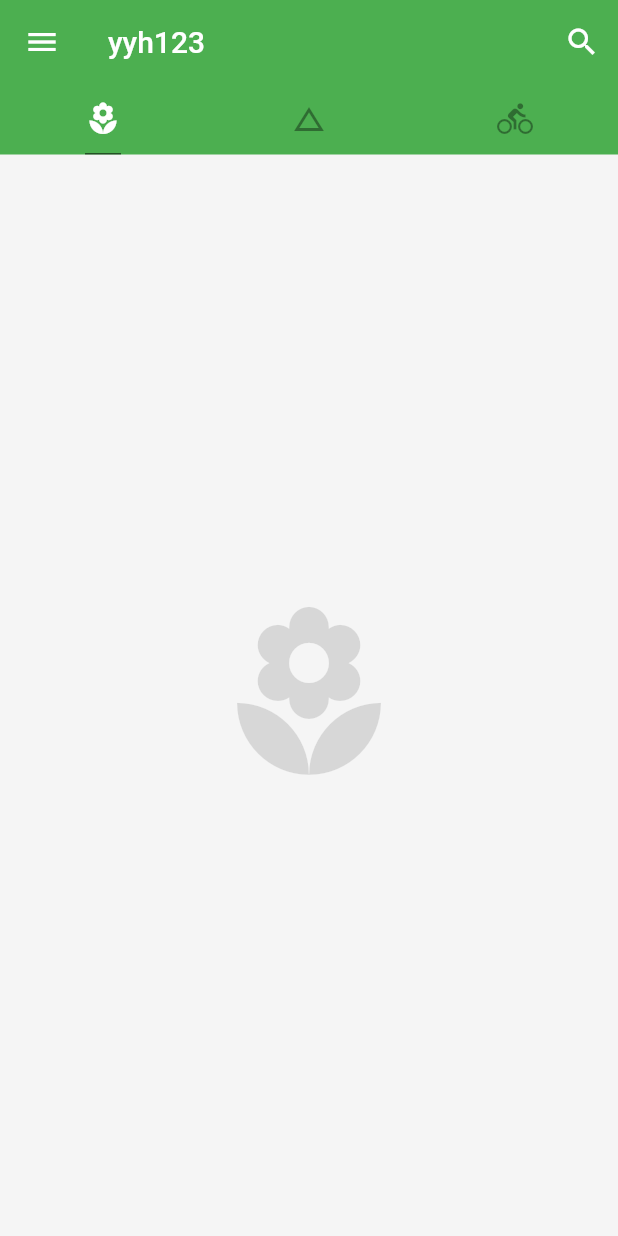
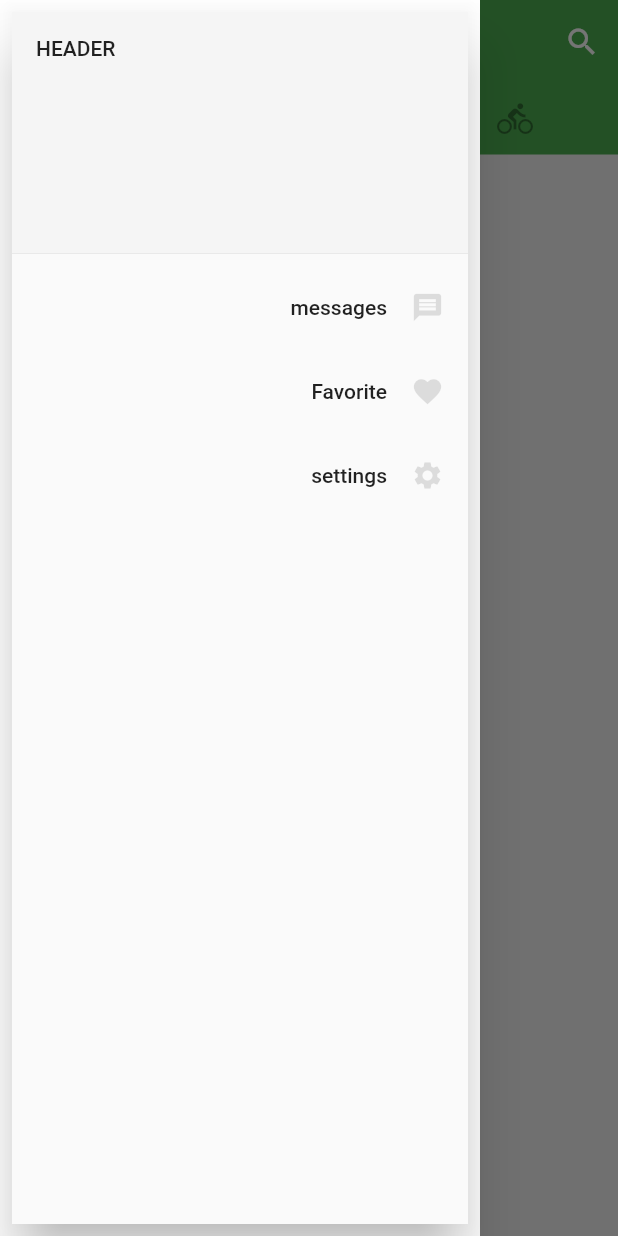
Before and after one commit to yyh321/flutter-yyh123, a Flutter app: the screen it shows after launch, with the side drawer open (before the commit the screen has no drawer), on a phone screen of 412 x 824 dp. Run offline on Flutter 3.47's test engine with Material 2 defaults, Android fonts, the phone set to English and light mode, and no system bars.

Commit message:
在抽屉中使用ListView, DrawerHeader,ListTile

```diff
--- a/lib/main.dart
+++ b/lib/main.dart
@@ -60,6 +60,37 @@ class Home extends StatelessWidget {
             Icon(Icons.directions_bike, size: 128.0, color: Colors.black12),
           ],
         ),
+        drawer: Container(
+            color: Colors.white,
+            padding: EdgeInsets.all(8.0),
+            child: Drawer(
+              child: ListView(
+                padding: EdgeInsets.zero,
+                children: <Widget>[
+                  DrawerHeader(
+                    child: Text('header'.toUpperCase()),
+                    decoration: BoxDecoration(
+                      color: Colors.grey[100],
+                    ),
+                  ),
+                  ListTile(
+                    title: Text('messages', textAlign: TextAlign.right),
+                    trailing:
+                        Icon(Icons.message, color: Colors.black12, size: 22.0),
+                  ),
+                  ListTile(
+                    title: Text('Favorite', textAlign: TextAlign.right),
+                    trailing:
+                        Icon(Icons.favorite, color: Colors.black12, size: 22.0),
+                  ),
+                  ListTile(
+                    title: Text('settings', textAlign: TextAlign.right),
+                    trailing:
+                        Icon(Icons.settings, color: Colors.black12, size: 22.0),
+                  ),
+                ],
+              ),
+            )),
       ),
     );
   }
```
